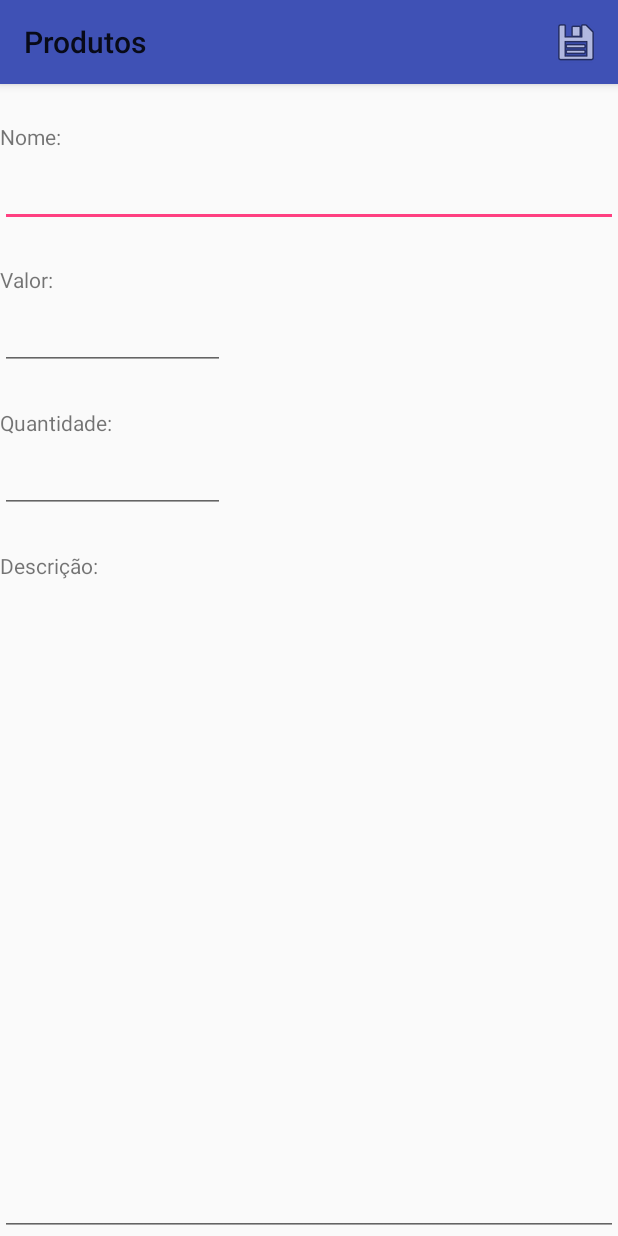
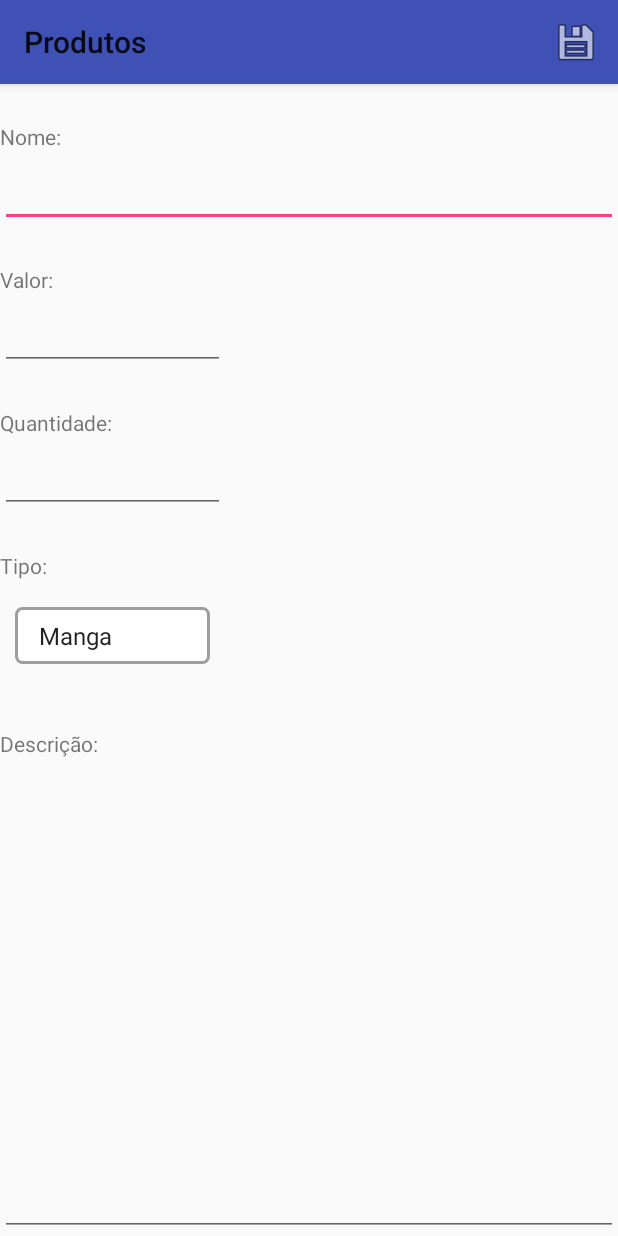
Before and after one commit to Matheusstreisky/E-commerce, an Android app: the CadastroProdutos screen opened directly, with no data from a screen before it, on a phone screen of 412 x 824 dp. Run offline under Robolectric (Android 15) with nearby library versions, the phone set to English and light mode, and no system bars.

Commit message:
Atualização da Tabela Produtos
Atualização do Produtos.java, CRUD_Produtos.java, CadastroProdutos.java e DATABASE

```diff
--- a/app/src/main/java/leonardo_matheus/e_commerce/CadastroProdutos.java
+++ b/app/src/main/java/leonardo_matheus/e_commerce/CadastroProdutos.java
@@ -6,8 +6,13 @@ import android.os.Bundle;
 import android.support.v7.widget.Toolbar;
 import android.view.Menu;
 import android.view.MenuItem;
+import android.widget.ArrayAdapter;
 import android.widget.EditText;
+import android.widget.Spinner;
 import android.widget.Toast;
+
+import java.util.ArrayList;
+import java.util.Arrays;
 
 import leonardo_matheus.e_commerce.Database.CRUD_Produtos;
 import leonardo_matheus.e_commerce.Database.DATABASE;
@@ -17,6 +22,7 @@ public class CadastroProdutos extends AppCompatActivity {
     private Produtos produtos;
     private int codigo;
     private EditText nome, valor, quantidade, descricao;
+    private Spinner tipo;
     private CRUD_Produtos crud;
     private Cursor cursor;
 
@@ -32,7 +38,14 @@ public class CadastroProdutos extends AppCompatActivity {
         nome = (EditText) findViewById(R.id.ET_Nome);
         valor = (EditText) findViewById(R.id.ET_Valor);
         quantidade = (EditText) findViewById(R.id.ET_Quantidade);
+        tipo = (Spinner) findViewById(R.id.SP_Tipo);
         descricao = (EditText) findViewById(R.id.ET_Descricao);
+
+        // Seta o spinner com os determinados valores
+        ArrayList<String> tipos = new ArrayList<>(Arrays.asList("Manga", "Light Novel"));
+        ArrayAdapter<String> array = new ArrayAdapter<String>(this, android.R.layout.simple_spinner_item, tipos);
+        array.setDropDownViewResource(android.R.layout.simple_spinner_dropdown_item);
+        tipo.setAdapter(array);
 
         crud = new CRUD_Produtos(getBaseContext());
         if(this.getIntent().hasExtra("codigo")) {
@@ -69,10 +82,10 @@ public class CadastroProdutos extends AppCompatActivity {
 
                     if(!this.getIntent().hasExtra("codigo"))
                         resultado = crud.inserirDados(nome.getText().toString(), Double.parseDouble(valor.getText().toString()),
-                                Integer.parseInt(quantidade.getText().toString()), descricao.getText().toString());
+                                Integer.parseInt(quantidade.getText().toString()), tipo.getSelectedItem().toString(), descricao.getText().toString());
                     else
                         resultado = crud.alterarDados(codigo, nome.getText().toString(), Double.parseDouble(valor.getText().toString()),
-                                Integer.parseInt(quantidade.getText().toString()), descricao.getText().toString());
+                                Integer.parseInt(quantidade.getText().toString()), tipo.getSelectedItem().toString(), descricao.getText().toString());
 
                     Toast.makeText(getApplicationContext(), resultado, Toast.LENGTH_LONG).show();
                     finish();
--- a/app/src/main/java/leonardo_matheus/e_commerce/Database/DATABASE.java
+++ b/app/src/main/java/leonardo_matheus/e_commerce/Database/DATABASE.java
@@ -24,7 +24,9 @@ public class DATABASE extends SQLiteOpenHelper {
     public static final String COLUNA_COMPLEMENTO = "complemento";
     public static final String COLUNA_VALOR = "valor";
     public static final String COLUNA_QUANTIDADE = "quantidade";
+    public static final String COLUNA_TIPO = "tipo";
     public static final String COLUNA_DESCRICAO = "descricao";
+    public static final String COLUNA_IMAGEM = "imagem";
     public static final String COLUNA_CPF = "cpf";
     public static final String COLUNA_DATANASCIMENTO = "datanascimento";
     public static final String COLUNA_SENHA = "senha";
@@ -47,7 +49,9 @@ public class DATABASE extends SQLiteOpenHelper {
                     + COLUNA_NOME + " TEXT NOT NULL,"
                     + COLUNA_VALOR + " DOUBLE NOT NULL,"
                     + COLUNA_QUANTIDADE + " INTEGER NOT NULL,"
-                    + COLUNA_DESCRICAO + " TEXT"
+                    + COLUNA_TIPO + " TEXT NOT NULL,"
+                    + COLUNA_DESCRICAO + " TEXT,"
+                    + COLUNA_IMAGEM + " BLOB"
                     + ");";
     private static final String TABLE_PESSOAS =
             "CREATE TABLE " + TABELA_PESSOAS + " ("
--- a/app/src/main/java/leonardo_matheus/e_commerce/Visualizar.java
+++ b/app/src/main/java/leonardo_matheus/e_commerce/Visualizar.java
@@ -80,6 +80,8 @@ public class Visualizar extends AppCompatActivity {
             rotulos = (TextView) findViewById(R.id.TV_Campo3);
             rotulos.setText(R.string.string_quantidade);
             rotulos = (TextView) findViewById(R.id.TV_Campo4);
+            rotulos.setText(R.string.string_tipo);
+            rotulos = (TextView) findViewById(R.id.TV_Campo5);
             rotulos.setText(R.string.string_descricao);
 
             rotulos = (TextView) findViewById(R.id.ET_Campo1);
@@ -89,6 +91,8 @@ public class Visualizar extends AppCompatActivity {
             rotulos = (TextView) findViewById(R.id.ET_Campo3);
             rotulos.setText(cursor.getString(cursor.getColumnIndexOrThrow(DATABASE.COLUNA_QUANTIDADE)));
             rotulos = (TextView) findViewById(R.id.ET_Campo4);
+            rotulos.setText(cursor.getString(cursor.getColumnIndexOrThrow(DATABASE.COLUNA_TIPO)));
+            rotulos = (TextView) findViewById(R.id.ET_Campo5);
             rotulos.setText(cursor.getString(cursor.getColumnIndexOrThrow(DATABASE.COLUNA_DESCRICAO)));
         }
         else if(this.getIntent().getStringExtra("tela").equals("pessoa")) {
--- a/app/src/main/res/layout/cadastro_fornecedores.xml
+++ b/app/src/main/res/layout/cadastro_fornecedores.xml
@@ -104,8 +104,8 @@
         android:layout_height="wrap_content"
         android:layout_below="@id/TV_Estado"
         android:layout_marginTop="5dp"
-        android:layout_alignBottom="@+id/ET_Pais"
         android:layout_alignParentEnd="true"
+        style="@style/spinner_style"
         android:layout_alignStart="@+id/ET_Cidade" />
 
     <TextView
--- a/app/src/main/res/layout/cadastro_pessoas.xml
+++ b/app/src/main/res/layout/cadastro_pessoas.xml
@@ -17,6 +17,7 @@
             android:layout_height="wrap_content"
             android:layout_alignParentLeft="true"
             android:layout_alignParentStart="true"
+            android:layout_marginTop="25dp"
             android:text="@string/string_nome"
             tools:ignore="HardcodedText,MissingConstraints,RtlHardcoded"
             tools:layout_editor_absoluteX="8dp"
--- a/app/src/main/res/layout/cadastro_produtos.xml
+++ b/app/src/main/res/layout/cadastro_produtos.xml
@@ -70,11 +70,29 @@
         android:inputType="numberDecimal" />
 
     <TextView
+        android:id="@+id/TV_Tipo"
+        android:layout_width="wrap_content"
+        android:layout_height="wrap_content"
+        android:layout_below="@+id/ET_Quantidade"
+        android:layout_marginTop="25dp"
+        android:text="@string/string_tipo"/>
+
+    <Spinner
+        android:id="@+id/SP_Tipo"
+        android:layout_width="match_parent"
+        android:layout_height="wrap_content"
+        android:layout_marginTop="5dp"
+        android:layout_below="@+id/TV_Tipo"
+        android:layout_alignParentStart="true"
+        android:layout_alignEnd="@+id/ET_Quantidade"
+        style="@style/spinner_style" />
+
+    <TextView
         android:id="@+id/TV_Descricao"
         android:layout_width="wrap_content"
         android:layout_height="wrap_content"
         android:layout_alignParentStart="true"
-        android:layout_below="@+id/ET_Quantidade"
+        android:layout_below="@+id/SP_Tipo"
         android:layout_marginTop="25dp"
         android:text="@string/string_descricao" />
 
--- a/app/src/main/res/values/strings.xml
+++ b/app/src/main/res/values/strings.xml
@@ -30,6 +30,7 @@
     <string name="string_complemento">Complemento:</string>
     <string name="string_valor">Valor:</string>
     <string name="string_quantidade">Quantidade:</string>
+    <string name="string_tipo">Tipo:</string>
     <string name="string_descricao">Descrição:</string>
     <string name="string_senha">Senha:</string>
     <string name="string_rpt_senha">Repetir Senha:</string>
```
Also changed, not shown: app/src/main/java/leonardo_matheus/e_commerce/Database/CRUD_Produtos.java (+8 -4 lines), app/src/main/java/leonardo_matheus/e_commerce/Database/Produtos.java (+11 -1 lines).
